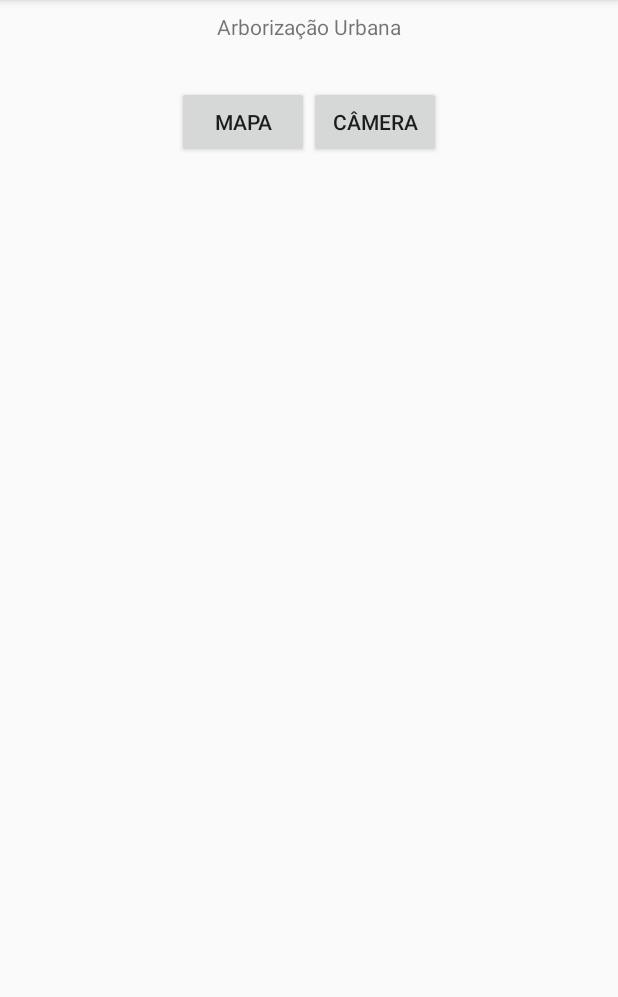
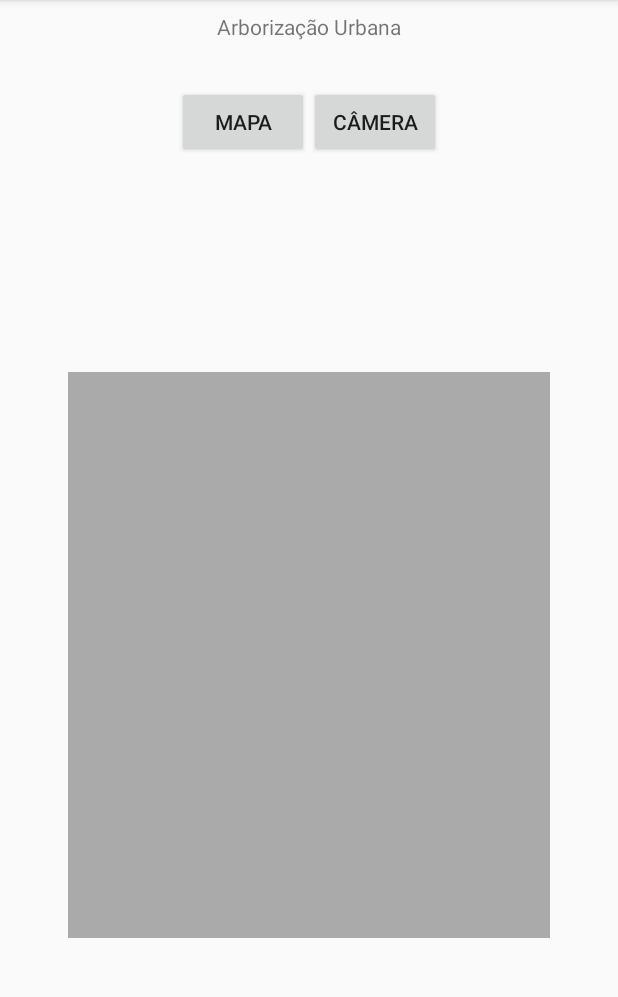
Before and after one commit to ccounirp/ArboTeste, an Android app: the screen it shows after launch (MainActivity), after a tap on "CÂMERA", on a phone screen of 412 x 824 dp, the part 84-1081 px from its top. Run offline under Robolectric (Android 15) with nearby library versions, the phone set to English and light mode, and no system bars.

Commit message:
Ao abrir a camera, vai ser uma dar start em uma intent por result, vai pegar a imagem que tirou e jogar na MainActivity (Tem que tratar ainda caso a foto é cancelada)

```diff
--- a/app/src/main/java/com/maps/gi/arboteste/MainActivity.java
+++ b/app/src/main/java/com/maps/gi/arboteste/MainActivity.java
@@ -1,12 +1,17 @@
 package com.maps.gi.arboteste;
 
+import android.app.Activity;
 import android.content.Intent;
+import android.graphics.Bitmap;
 import android.support.v7.app.AppCompatActivity;
 import android.os.Bundle;
 import android.view.View;
 import android.widget.Button;
+import android.widget.ImageView;
 
 public class MainActivity extends AppCompatActivity {
+
+    ImageView foto;
 
     @Override
     protected void onCreate(Bundle savedInstanceState) {
@@ -15,6 +20,7 @@ public class MainActivity extends AppCompatActivity {
 
         Button bCamera = findViewById(R.id.btnCamera);
         Button bMapa = findViewById(R.id.btnMapa);
+        foto = findViewById(R.id.imgArvore);
 
         bCamera.setOnClickListener(new View.OnClickListener() {
             @Override
@@ -34,13 +40,18 @@ public class MainActivity extends AppCompatActivity {
     public final void abrirCamera(){
 
         Intent camera = new Intent("android.media.action.IMAGE_CAPTURE");
-        startActivity(camera);
+        startActivityForResult(camera, 0);
 
     }
+
+    @Override
+    protected void onActivityResult(int requestCode, int resultCode, Intent data) {
+        Bitmap bitmap = (Bitmap)data.getExtras().get("data");
+        foto.setImageBitmap(bitmap);
+    }//onActivityResult
 
     public final void abrirMapa(){
         Intent mapa = new Intent(this, MapsActivity.class);
         startActivity(mapa);
     }
-
 }
--- a/app/src/main/res/layout/activity_main.xml
+++ b/app/src/main/res/layout/activity_main.xml
@@ -38,4 +38,20 @@
         app:layout_constraintVertical_bias="0.033"
         tools:layout="@layout/fragment_action" />
 
+    <ImageView
+        android:id="@+id/imgArvore"
+        android:layout_width="321dp"
+        android:layout_height="377dp"
+        android:layout_marginBottom="8dp"
+        android:layout_marginEnd="8dp"
+        android:layout_marginLeft="8dp"
+        android:layout_marginRight="8dp"
+        android:layout_marginStart="8dp"
+        android:layout_marginTop="8dp"
+        app:layout_constraintBottom_toBottomOf="parent"
+        app:layout_constraintEnd_toEndOf="parent"
+        app:layout_constraintStart_toStartOf="parent"
+        app:layout_constraintTop_toBottomOf="@+id/fragment"
+        app:srcCompat="@android:color/darker_gray" />
+
 </android.support.constraint.ConstraintLayout>
```
